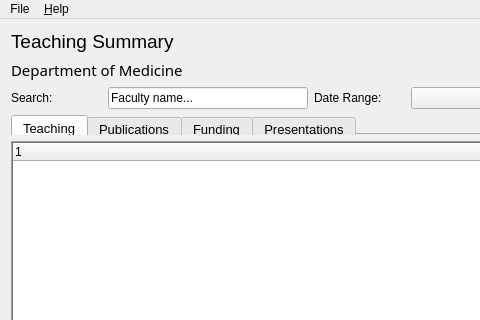
Above: src/mainwindow.ui from dnewell/AcuitySTAR-Dashboard before the change; both pictures show x 0 to 480 and y 0 to 320 of the 927 by 590 pixel window. Below: the same form after it.
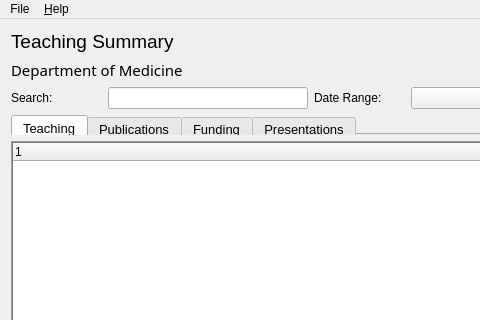
That is the form after the change.

Commit message: Filter by faculty name added

What changed in the file:
```diff
--- a/src/mainwindow.ui
+++ b/src/mainwindow.ui
@@ -80,7 +80,7 @@
          </size>
         </property>
         <property name="text">
-         <string>Faculty name...</string>
+         <string/>
         </property>
        </widget>
       </item>
```
Left out of the diff: 2 changed lines with no effect on the pictures. The commit also changes 2 other files.
